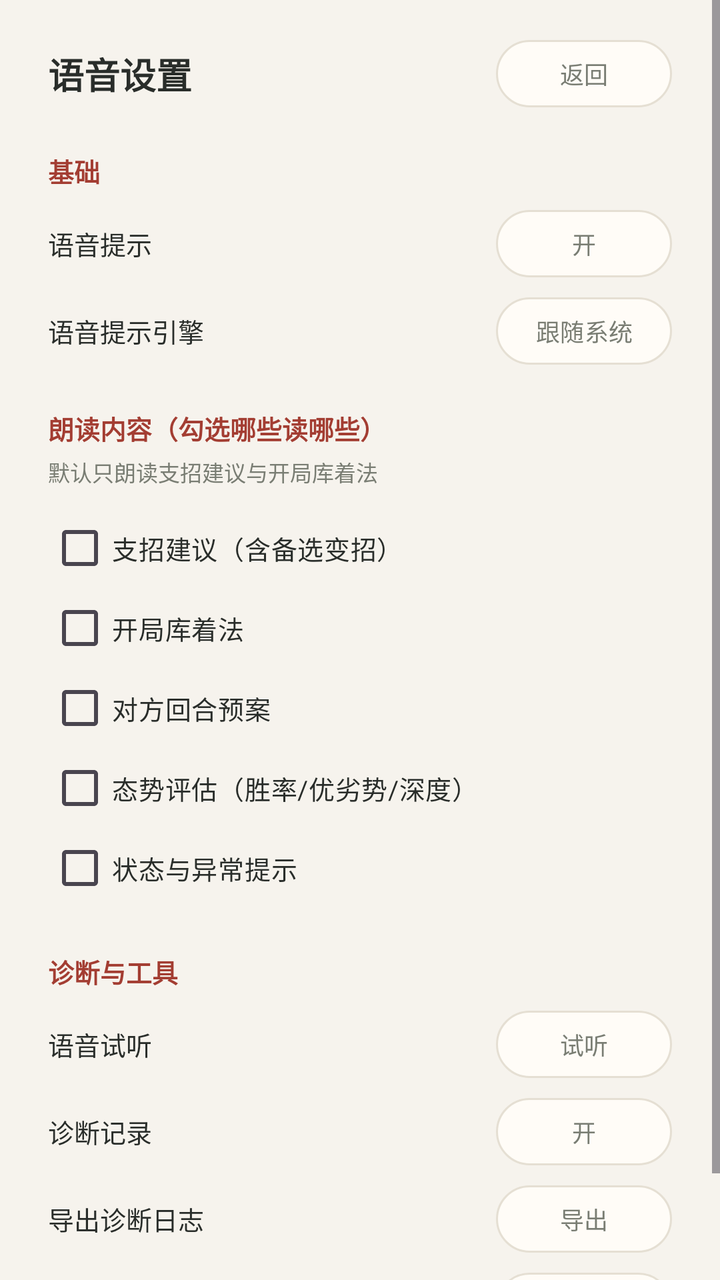
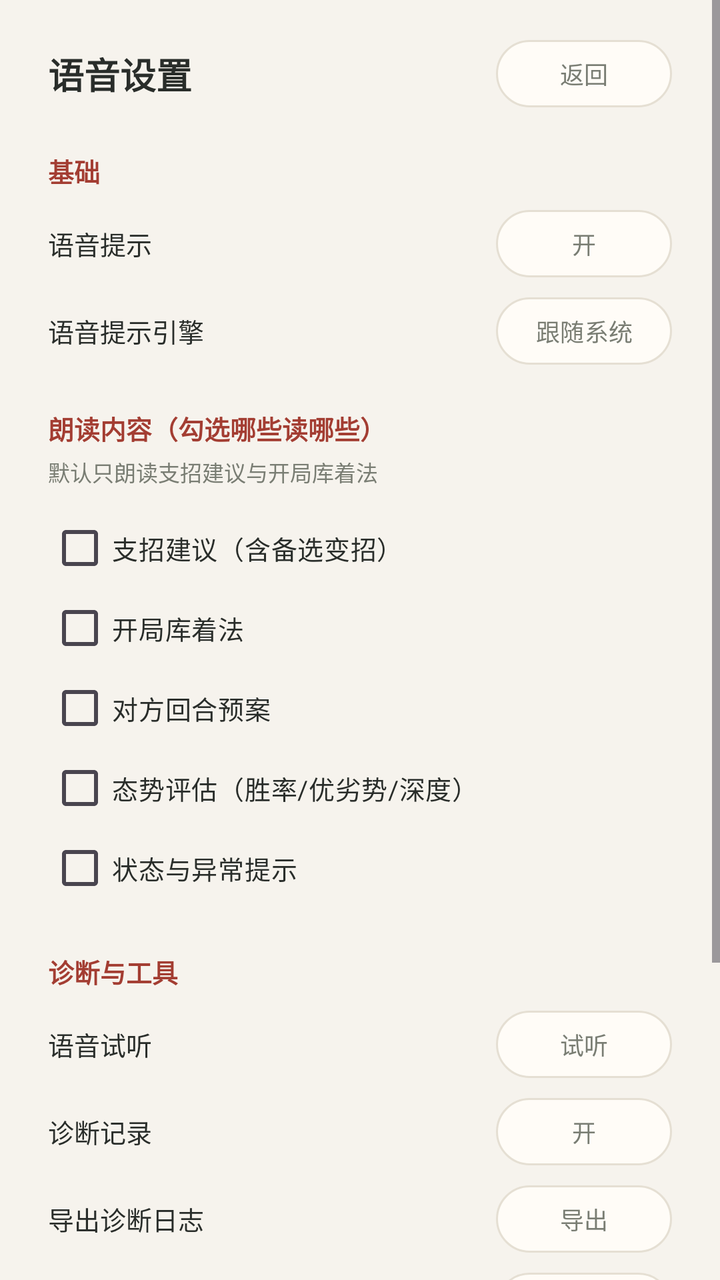

Screens rendered from an Android XML layout before and after an edit, with the pre-edit source and the edit as a unified diff.
<!-- AndroidManifest.xml: application theme Theme.ChineseChess -->
<!-- res/layout/voice_settings.xml -->
<?xml version="1.0" encoding="utf-8"?>
<ScrollView xmlns:android="http://schemas.android.com/apk/res/android"
    xmlns:tools="http://schemas.android.com/tools"
    android:layout_width="match_parent"
    android:layout_height="match_parent"
    android:background="@color/xq_paper"
    android:fillViewport="true">

    <LinearLayout
        android:layout_width="match_parent"
        android:layout_height="wrap_content"
        android:orientation="vertical"
        android:paddingHorizontal="24dp"
        android:paddingTop="20dp"
        android:paddingBottom="28dp">

        
        <LinearLayout
            android:layout_width="match_parent"
            android:layout_height="wrap_content"
            android:gravity="center_vertical"
            android:orientation="horizontal">

            <TextView
                android:layout_width="0dp"
                android:layout_height="wrap_content"
                android:layout_weight="1"
                android:text="语音设置"
                android:textColor="@color/xq_ink_text"
                android:textSize="18sp"
                android:textStyle="bold"
                tools:ignore="HardcodedText" />

            <Button
                android:id="@+id/btn_voice_back"
                style="@style/ValueChip"
                android:layout_width="wrap_content"
                android:layout_height="wrap_content"
                android:text="返回"
                tools:ignore="HardcodedText" />
        </LinearLayout>

        <TextView
            android:layout_width="match_parent"
            android:layout_height="wrap_content"
            android:layout_marginTop="22dp"
            android:text="基础"
            android:textColor="@color/xq_zhu"
            android:textSize="13sp"
            android:textStyle="bold"
            tools:ignore="HardcodedText" />

        
        <LinearLayout
            android:layout_width="match_parent"
            android:layout_height="wrap_content"
            android:layout_marginTop="10dp"
            android:gravity="center_vertical"
            android:orientation="horizontal">

            <TextView
                android:layout_width="0dp"
                android:layout_height="wrap_content"
                android:layout_weight="1"
                android:text="语音提示"
                android:textColor="@color/xq_ink_text"
                android:textSize="13sp"
                tools:ignore="HardcodedText" />

            <Button
                android:id="@+id/btn_voice_enabled"
                style="@style/ValueChip"
                android:layout_width="wrap_content"
                android:layout_height="wrap_content"
                android:text="开"
                tools:ignore="HardcodedText" />
        </LinearLayout>

        
        <LinearLayout
            android:layout_width="match_parent"
            android:layout_height="wrap_content"
            android:layout_marginTop="10dp"
            android:gravity="center_vertical"
            android:orientation="horizontal">

            <TextView
                android:layout_width="0dp"
                android:layout_height="wrap_content"
                android:layout_weight="1"
                android:text="语音提示引擎"
                android:textColor="@color/xq_ink_text"
                android:textSize="13sp"
                tools:ignore="HardcodedText" />

            <Button
                android:id="@+id/btn_voice_engine"
                style="@style/ValueChip"
                android:layout_width="wrap_content"
                android:layout_height="wrap_content"
                android:maxWidth="180dp"
                android:ellipsize="end"
                android:text="跟随系统"
                tools:ignore="HardcodedText" />
        </LinearLayout>

        <TextView
            android:layout_width="match_parent"
            android:layout_height="wrap_content"
            android:layout_marginTop="22dp"
            android:text="朗读内容（勾选哪些读哪些）"
            android:textColor="@color/xq_zhu"
            android:textSize="13sp"
            android:textStyle="bold"
            tools:ignore="HardcodedText" />

        <TextView
            style="@style/StepHint"
            android:layout_width="match_parent"
            android:layout_height="wrap_content"
            android:layout_marginTop="4dp"
            android:text="默认只朗读支招建议与开局库着法"
            tools:ignore="HardcodedText" />

        
        <CheckBox
            android:id="@+id/cb_read_suggestion"
            android:layout_width="match_parent"
            android:layout_height="wrap_content"
            android:layout_marginTop="10dp"
            android:minHeight="40dp"
            android:text="支招建议（含备选变招）"
            android:textColor="@color/xq_ink_text"
            android:textSize="13sp"
            tools:ignore="HardcodedText" />

        <CheckBox
            android:id="@+id/cb_read_book"
            android:layout_width="match_parent"
            android:layout_height="wrap_content"
            android:minHeight="40dp"
            android:text="开局库着法"
            android:textColor="@color/xq_ink_text"
            android:textSize="13sp"
            tools:ignore="HardcodedText" />

        <CheckBox
            android:id="@+id/cb_read_opponent_plan"
            android:layout_width="match_parent"
            android:layout_height="wrap_content"
            android:minHeight="40dp"
            android:text="对方回合预案"
            android:textColor="@color/xq_ink_text"
            android:textSize="13sp"
            tools:ignore="HardcodedText" />

        <CheckBox
            android:id="@+id/cb_read_evaluation"
            android:layout_width="match_parent"
            android:layout_height="wrap_content"
            android:minHeight="40dp"
            android:text="态势评估（胜率/优劣势/深度）"
            android:textColor="@color/xq_ink_text"
            android:textSize="13sp"
            tools:ignore="HardcodedText" />

        <CheckBox
            android:id="@+id/cb_read_status"
            android:layout_width="match_parent"
            android:layout_height="wrap_content"
            android:minHeight="40dp"
            android:text="状态与异常提示"
            android:textColor="@color/xq_ink_text"
            android:textSize="13sp"
            tools:ignore="HardcodedText" />

        <TextView
            android:layout_width="match_parent"
            android:layout_height="wrap_content"
            android:layout_marginTop="22dp"
            android:text="诊断与工具"
            android:textColor="@color/xq_zhu"
            android:textSize="13sp"
            android:textStyle="bold"
            tools:ignore="HardcodedText" />

        
        <LinearLayout
            android:layout_width="match_parent"
            android:layout_height="wrap_content"
            android:layout_marginTop="10dp"
            android:gravity="center_vertical"
            android:orientation="horizontal">

            <TextView
                android:layout_width="0dp"
                android:layout_height="wrap_content"
                android:layout_weight="1"
                android:text="语音试听"
                android:textColor="@color/xq_ink_text"
                android:textSize="13sp"
                tools:ignore="HardcodedText" />

            <Button
                android:id="@+id/btn_voice_test"
                style="@style/ValueChip"
                android:layout_width="wrap_content"
                android:layout_height="wrap_content"
                android:text="试听"
                tools:ignore="HardcodedText" />
        </LinearLayout>

        
        <LinearLayout
            android:layout_width="match_parent"
            android:layout_height="wrap_content"
            android:layout_marginTop="10dp"
            android:gravity="center_vertical"
            android:orientation="horizontal">

            <TextView
                android:layout_width="0dp"
                android:layout_height="wrap_content"
                android:layout_weight="1"
                android:text="诊断记录"
                android:textColor="@color/xq_ink_text"
                android:textSize="13sp"
                tools:ignore="HardcodedText" />

            <Button
                android:id="@+id/btn_voice_diag"
                style="@style/ValueChip"
                android:layout_width="wrap_content"
                android:layout_height="wrap_content"
                android:text="开"
                tools:ignore="HardcodedText" />
        </LinearLayout>

        
        <LinearLayout
            android:layout_width="match_parent"
            android:layout_height="wrap_content"
            android:layout_marginTop="10dp"
            android:gravity="center_vertical"
            android:orientation="horizontal">

            <TextView
                android:layout_width="0dp"
                android:layout_height="wrap_content"
                android:layout_weight="1"
                android:text="导出诊断日志"
                android:textColor="@color/xq_ink_text"
                android:textSize="13sp"
                tools:ignore="HardcodedText" />

            <Button
                android:id="@+id/btn_voice_export"
                style="@style/ValueChip"
                android:layout_width="wrap_content"
                android:layout_height="wrap_content"
                android:text="导出"
                tools:ignore="HardcodedText" />
        </LinearLayout>

        
        <LinearLayout
            android:layout_width="match_parent"
            android:layout_height="wrap_content"
            android:layout_marginTop="10dp"
            android:gravity="center_vertical"
            android:orientation="horizontal">

            <TextView
                android:layout_width="0dp"
                android:layout_height="wrap_content"
                android:layout_weight="1"
                android:text="清空日志"
                android:textColor="@color/xq_ink_text"
                android:textSize="13sp"
                tools:ignore="HardcodedText" />

            <Button
                android:id="@+id/btn_voice_clear"
                style="@style/ValueChip"
                android:layout_width="wrap_content"
                android:layout_height="wrap_content"
                android:text="清空"
                tools:ignore="HardcodedText" />
        </LinearLayout>

    </LinearLayout>
</ScrollView>
<!-- resources referenced by this layout -->
<resources>
  <color name="xq_ink_text">#292D2A</color>
  <color name="xq_paper">#F6F3ED</color>
  <color name="xq_zhu">#A33D32</color>
  <style name="StepHint" parent="">
          <item name="android:layout_width">match_parent</item>
          <item name="android:layout_height">wrap_content</item>
          <item name="android:textColor">@color/xq_muted</item>
          <item name="android:textSize">11sp</item>
          <item name="android:maxLines">1</item>
          <item name="android:ellipsize">end</item>
      </style>
  <style name="ValueChip" parent="">
          <item name="android:background">@drawable/engine_chip_bg</item>
          <item name="backgroundTint">@null</item>
          <item name="android:textColor">@color/xq_muted</item>
          <item name="android:textSize">12sp</item>
          <item name="android:paddingLeft">14dp</item>
          <item name="android:paddingTop">4dp</item>
          <item name="android:paddingRight">14dp</item>
          <item name="android:paddingBottom">4dp</item>
          <item name="android:minHeight">32dp</item>
          <item name="android:gravity">center</item>
          <item name="android:maxLines">1</item>
      </style>
  <style name="Theme.ChineseChess" parent="Base.Theme.ChineseChess" />
  <color name="xq_muted">#797D73</color>
  <!-- drawable engine_chip_bg (drawable) -->
  <?xml version="1.0" encoding="utf-8"?>
  <selector xmlns:android="http://schemas.android.com/apk/res/android">
      <item android:state_checked="true">
          <shape android:shape="rectangle">
              <corners android:radius="999dp" />
              <solid android:color="@color/xq_surface" />
              <stroke android:width="1dp" android:color="@color/xq_zhu" />
          </shape>
      </item>
      <item>
          <shape android:shape="rectangle">
              <corners android:radius="999dp" />
              <solid android:color="@color/xq_surface" />
              <stroke android:width="1dp" android:color="@color/xq_line" />
          </shape>
      </item>
  </selector>
  <style name="Base.Theme.ChineseChess" parent="Theme.Material3.DayNight.NoActionBar">
          
          <item name="colorPrimary">@color/qi_zhu_btn</item>
          <item name="colorAccent">@color/qi_zhu_btn</item>
          
          <item name="android:statusBarColor">@color/xq_paper</item>
          <item name="android:windowLightStatusBar">true</item>
      </style>
  <color name="xq_surface">#FFFCF7</color>
  <color name="xq_line">#E5DFD3</color>
  <color name="qi_zhu_btn">#C35440</color>
</resources>

<!-- the commit's change to res/layout/voice_settings.xml (unified diff, before → after) -->
@@ -288,5 +288,53 @@
                 tools:ignore="HardcodedText" />
         </LinearLayout>
 
+        
+        <TextView
+            android:layout_width="match_parent"
+            android:layout_height="wrap_content"
+            android:layout_marginTop="22dp"
+            android:text="悬浮窗快捷操作"
+            android:textColor="@color/xq_zhu"
+            android:textSize="13sp"
+            android:textStyle="bold"
+            tools:ignore="HardcodedText" />
+
+        
+        <LinearLayout
+            android:layout_width="match_parent"
+            android:layout_height="wrap_content"
+            android:layout_marginTop="10dp"
+            android:gravity="center_vertical"
+            android:orientation="horizontal">
+
+            <TextView
+                android:layout_width="0dp"
+                android:layout_height="wrap_content"
+                android:layout_weight="1"
+                android:text="快捷刷新"
+                android:textColor="@color/xq_ink_text"
+                android:textSize="13sp"
+                tools:ignore="HardcodedText" />
+
+            <Button
+                android:id="@+id/btn_quick_refresh"
+                style="@style/ValueChip"
+                android:layout_width="wrap_content"
+                android:layout_height="wrap_content"
+                android:text="开"
+                tools:ignore="HardcodedText" />
+        </LinearLayout>
+
+        
+        <TextView
+            style="@style/StepHint"
+            android:layout_width="match_parent"
+            android:layout_height="wrap_content"
+            android:layout_marginTop="4dp"
+            android:maxLines="10"
+            android:ellipsize="none"
+            android:text="开启后，点悬浮窗中间的棋盘就相当于点右列的「更新」键：立即重新计算这一步该走什么（悬浮窗提示「棋局已更新」）。关闭时点棋盘是切换候选着法；手动摆棋时点棋盘仍然是摆子，不受影响。"
+            tools:ignore="HardcodedText" />
+
     </LinearLayout>
 </ScrollView>
